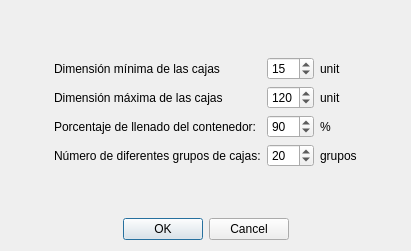
The window that dialoggenerateproblem.ui (amsantosr/ContainerApp) describes before a commit, drawn with Qt 5.
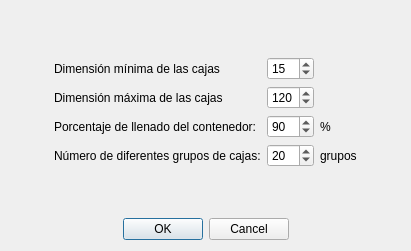
The same window after the commit.

Commit message: Elimina labelUnit de los formularios y del código

```diff
--- a/dialoggenerateproblem.ui
+++ b/dialoggenerateproblem.ui
@@ -105,19 +105,8 @@
        <property name="text">
         <string>Dimensión mínima de las cajas</string>
        </property>
-      </widget>
-     </item>
-     <item row="0" column="2">
-      <widget class="QLabel" name="labelUnit1">
-       <property name="text">
-        <string>unit</string>
-       </property>
-      </widget>
-     </item>
-     <item row="1" column="2">
-      <widget class="QLabel" name="labelUnit2">
-       <property name="text">
-        <string>unit</string>
+       <property name="buddy">
+        <cstring>spinBoxMinimumDimension</cstring>
        </property>
       </widget>
      </item>
```
Left out of the diff: 23 changed lines with no effect on the pictures. The commit also changes 9 other files.
